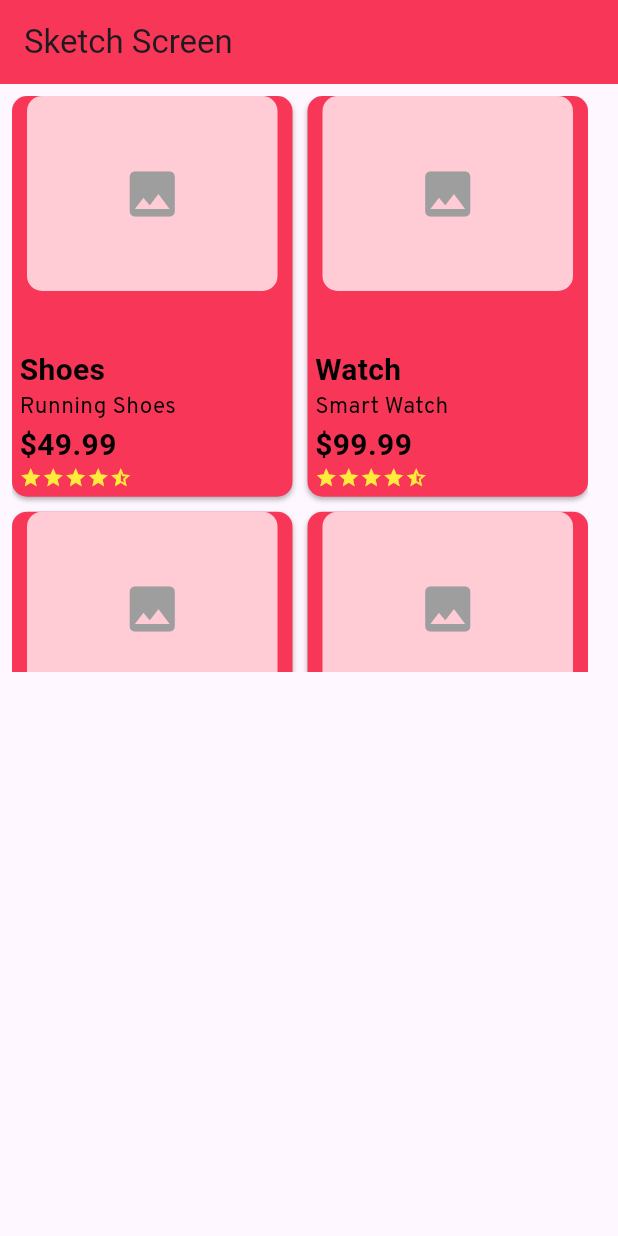
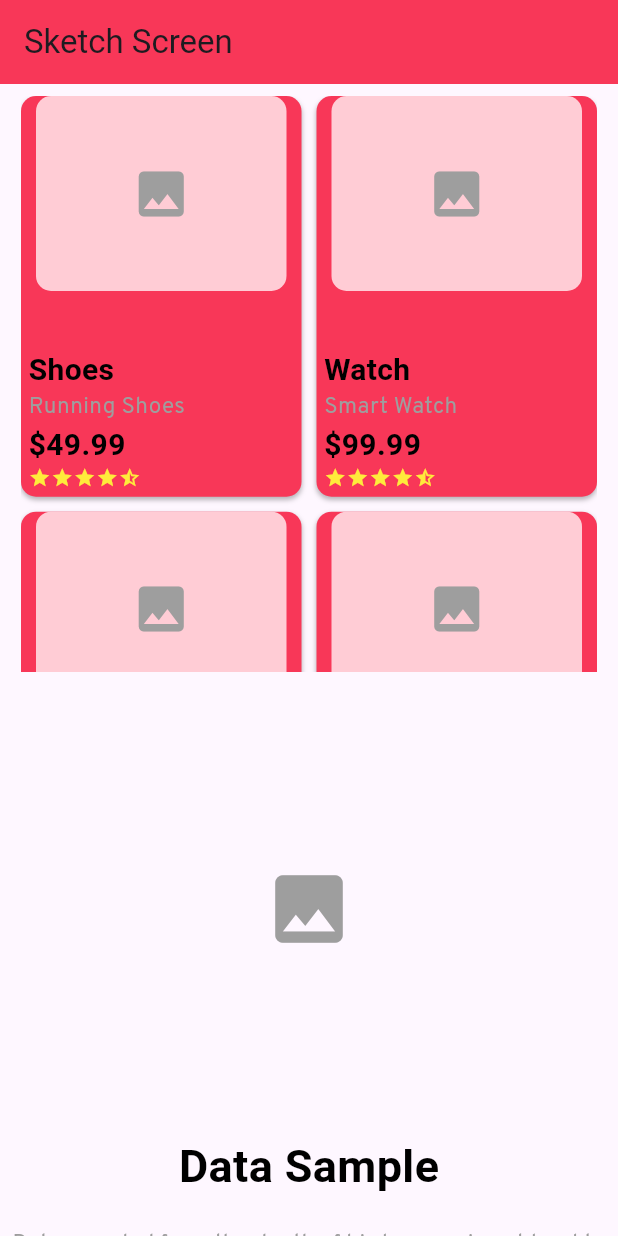
Before and after one commit to KwesiEren/stylish_ecommerce_app, a Flutter app: the screen it shows after launch, on a phone screen of 412 x 824 dp. Run offline on Flutter 3.47's test engine with Material 3 defaults, Android fonts, the phone set to English and light mode, and no system bars; Roboto replaces fonts that are missing (Monserrat).

Commit message:
Finished creating Grid card and 1st placeholder widget

```diff
--- a/lib/components/constant/text_styles.dart
+++ b/lib/components/constant/text_styles.dart
@@ -9,6 +9,12 @@ const kheading1 = TextStyle(
     fontWeight: FontWeight.bold,
     color: text_color3);
 
+const ktitle = TextStyle(
+    fontSize: 30,
+    fontFamily: 'Monserrat',
+    fontWeight: FontWeight.bold,
+    color: text_color1);
+
 const kheading2 = TextStyle(
     fontSize: 20,
     fontFamily: 'Monserrat',
@@ -19,4 +25,4 @@ const kheading3 = TextStyle(
     fontSize: 15,
     fontFamily: 'Overpass',
     fontWeight: FontWeight.w200,
-    color: text_color1);
+    color: text_color2);
--- /dev/null
+++ b/lib/components/widgets/caption_placeholder1.dart
@@ -0,0 +1,54 @@
+import 'package:flutter/material.dart';
+
+import '../constant/text_styles.dart';
+
+class CaptionPlaceholder1 extends StatelessWidget {
+  final String imageURL;
+  final String heading1;
+  final String heading2;
+
+  const CaptionPlaceholder1(
+      {super.key,
+      this.imageURL = '',
+      required this.heading1,
+      required this.heading2});
+
+  @override
+  Widget build(BuildContext context) {
+    return Column(
+      children: [
+        Container(
+          width: 300,
+          height: 300,
+          decoration: BoxDecoration(
+            image: imageURL.isNotEmpty
+                ? DecorationImage(
+                    image: NetworkImage(imageURL),
+                    fit: BoxFit.cover,
+                  )
+                : null,
+          ),
+          child: imageURL.isEmpty
+              ? const Icon(Icons.image, size: 60, color: Colors.grey)
+              : null,
+        ),
+        Column(
+          children: [
+            Text(
+              heading1,
+              style: ktitle,
+            ),
+            SizedBox(
+              height: 20,
+            ),
+            Text(
+              heading2,
+              style: kheading3,
+              textAlign: TextAlign.center,
+            ),
+          ],
+        ),
+      ],
+    );
+  }
+}
--- a/lib/screens/init_activity/sketch.dart
+++ b/lib/screens/init_activity/sketch.dart
@@ -1,5 +1,6 @@
 import 'package:flutter/material.dart';
 import 'package:stylish_ecommerce_app/components/constant/colour_scheme.dart';
+import 'package:stylish_ecommerce_app/components/widgets/caption_placeholder1.dart';
 import 'package:stylish_ecommerce_app/components/widgets/card1.dart';
 
 class Sketch extends StatefulWidget {
@@ -40,9 +41,10 @@ class _SketchState extends State<Sketch> {
         title: Text('Sketch Screen'),
         backgroundColor: main_color,
       ),
-      body: SizedBox(
+      body: SingleChildScrollView(
         child: Column(
           children: [
+            // Product List
             Container(
               width: 400,
               height: 400,
@@ -66,6 +68,13 @@ class _SketchState extends State<Sketch> {
                 },
               ),
             ),
+
+            // Image and Text Placeholder,
+            CaptionPlaceholder1(
+              heading1: 'Data Sample',
+              heading2:
+                  'Data sampled from the depth of his bussom is not hard to dissercn but there is caution to the wind.',
+            ),
           ],
         ),
       ),
```
